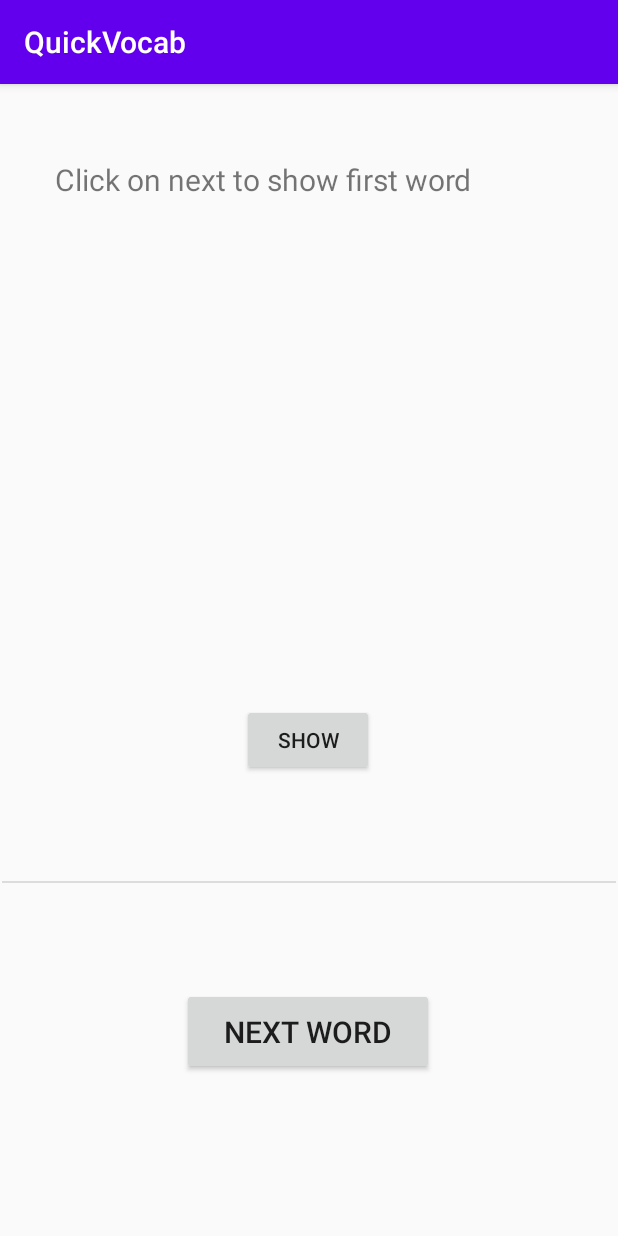
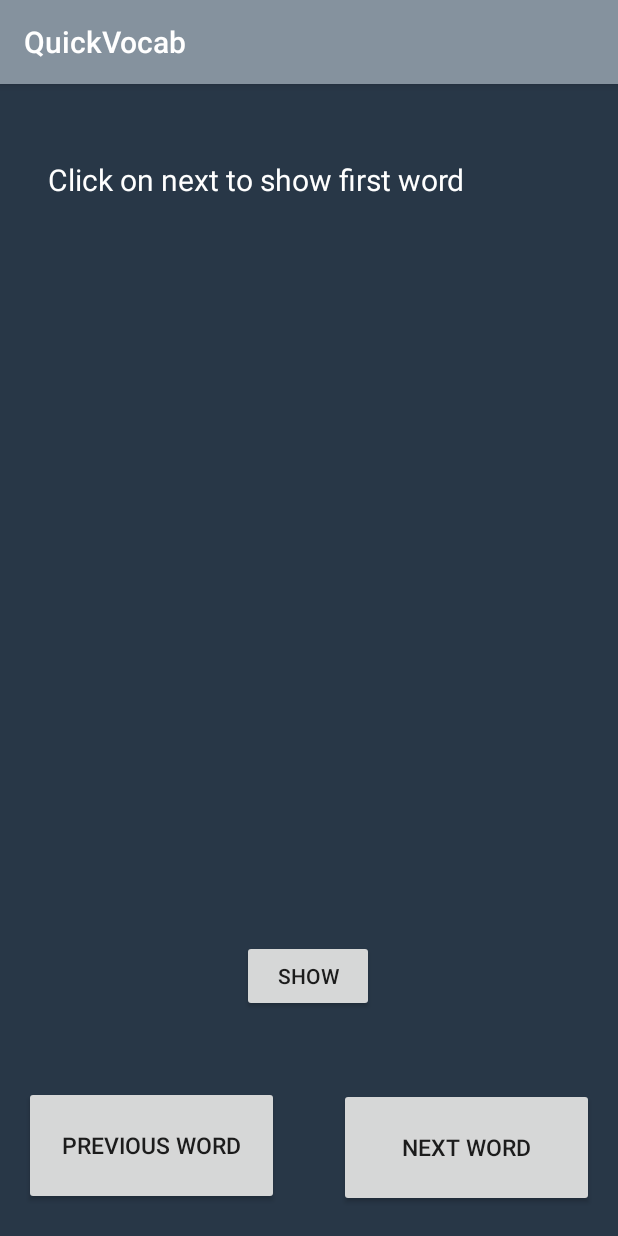
Before and after one commit to Gazimix/QuickVocab, an Android app: the screen it shows after launch (DictionaryActivity), after a tap on "ENGLISH", on a phone screen of 412 x 824 dp. Run offline under Robolectric (Android 15) with nearby library versions, the phone set to English and light mode, and no system bars.

Commit message:
Working previous button

```diff
--- a/app/src/main/java/com/example/quickvocab/DictionaryActivity.kt
+++ b/app/src/main/java/com/example/quickvocab/DictionaryActivity.kt
@@ -8,6 +8,8 @@ import java.io.BufferedReader
 import java.util.*
 import kotlin.collections.ArrayList
 
+const val FIRST_MSG = "Click on next to show first word"
+
 
 class DictionaryActivity : AppCompatActivity() {
     override fun onCreate(savedInstanceState: Bundle?) {
@@ -17,38 +19,59 @@ class DictionaryActivity : AppCompatActivity() {
 
         val showButton = findViewById<Button>(R.id.showWord)
         val nextButton = findViewById<Button>(R.id.nextWord)
+        val prevButton = findViewById<Button>(R.id.prevWord)
         val wordText = findViewById<TextView>(R.id.word)
         val meaningText = findViewById<TextView>(R.id.meaning)
 
-        var dictArray = ArrayList<DictionaryValue>()
+        val dictArray = ArrayList<DictionaryValue>()
+
+        val visitedArray = ArrayList<Pair<Int, Int>>()
+
+
+        var i: Int = -1
 
         loadCsvFile(dictArray)
-
         var rand = 0
         var rand2: Int = -1
-        wordText.text = "Click on next to show first word"
+        wordText.text = FIRST_MSG
         meaningText.text = null
 
-        nextButton.setOnClickListener() {
-            meaningText.text = null
-            rand = Random().nextInt(dictArray.size) // generate random word
-            rand2 = Random().nextInt(2)
-            if (rand2 == 0) {
-                wordText.text = dictArray[rand].getWord()
-                if (wordText.text.isEmpty() || wordText.text.equals("\"")) {
-                    nextButton.performClick()
-                }
-            } else {
-                wordText.text = dictArray[rand].getMeaning()
-                if (wordText.text.isEmpty() || wordText.text.equals("\"")) {
-                    nextButton.performClick()
+        prevButton.setOnClickListener() {
+            if (i > 0) {
+                --i
+                rand = visitedArray[i].second
+                rand2 = visitedArray[i].first
+                if (rand2 == 0) {
+                    wordText.text = dictArray[rand].getWord()
+                } else if (rand2 == 1) {
+                    wordText.text = dictArray[rand].getMeaning()
                 }
             }
 
         }
+        nextButton.setOnClickListener() {
+            ++i
+            meaningText.text = null
+            var isNew = false
+            if (i < visitedArray.size) {
+                rand = visitedArray[i].second
+                rand2 = visitedArray[i].first
+            } else {
+                rand = Random().nextInt(dictArray.size) // generate random word
+                rand2 = Random().nextInt(2)
+                isNew = true
+            }
+            if (rand2 == 0) {
+                wordText.text = dictArray[rand].getWord()
+                if (isNew) visitedArray.add(Pair(0, rand))
+            } else {
+                wordText.text = dictArray[rand].getMeaning()
+                if (isNew) visitedArray.add(Pair(1, rand))
+            }
+        }
         showButton.setOnClickListener() {
-            if (rand2 == -1) {}
-            else if (rand2 == 0) {
+            if (rand2 == -1) {
+            } else if (rand2 == 0) {
                 meaningText.text = dictArray[rand].getMeaning()
             } else {
                 meaningText.text = dictArray[rand].getWord()
@@ -58,13 +81,12 @@ class DictionaryActivity : AppCompatActivity() {
 
     private fun loadCsvFile(dictArray: ArrayList<DictionaryValue>) {
         val b = intent.extras
-        var value: String? = b?.getString("key") // or other values
-        if (b != null) value = b.getString("key")
+        var value: String? = b?.getString("fileName") // or other values
+        if (b != null) value = b.getString("fileName")
         val bufferedReader: BufferedReader =
             getApplicationContext().getAssets().open(value.toString()).bufferedReader()
         var line: String = bufferedReader.readLine() // get rid of the first line
-        line = bufferedReader.readLine() // get rid of the first line
-        line = bufferedReader.readLine() // get rid of the first line
+        line = bufferedReader.readLine()
         while (line != null) {
             try {
                 val tmp = line.split(",")
@@ -73,6 +95,9 @@ class DictionaryActivity : AppCompatActivity() {
                 rest = rest.removePrefix("\"").removeSuffix("\"")
                 dictArray.add(DictionaryValue(word, rest))
                 line = bufferedReader.readLine()
+                while (line.isEmpty()) {
+                    line = bufferedReader.readLine()
+                }
             } catch (e: NullPointerException) {
                 break
             }
--- a/app/src/main/java/com/example/quickvocab/MainActivity.kt
+++ b/app/src/main/java/com/example/quickvocab/MainActivity.kt
@@ -18,21 +18,21 @@ class MainActivity : AppCompatActivity() {
         engButton.setOnClickListener() { // what happens when you click on English
             val intent = Intent(this, DictionaryActivity::class.java)
             val b : Bundle = Bundle();
-            b.putString("key", "english.csv"); //Your id
+            b.putString("fileName", "english.csv"); //Your id
             intent.putExtras(b)
             startActivity(intent)
         }
         arabButton.setOnClickListener() { // what happens when you click on Arabic
             val intent = Intent(this, DictionaryActivity::class.java)
             val b : Bundle = Bundle();
-            b.putString("key", "arabic.csv"); //Your id
+            b.putString("fileName", "arabic.csv"); //Your id
             intent.putExtras(b)
             startActivity(intent)
         }
         hebButton.setOnClickListener() { // what happens when you click on Hebrew
             val intent = Intent(this, DictionaryActivity::class.java)
             val b : Bundle = Bundle();
-            b.putString("key", "hebrew.csv"); //Your id
+            b.putString("fileName", "hebrew.csv"); //Your id
             intent.putExtras(b)
             startActivity(intent)
         }
--- a/app/src/main/res/layout/activity_main.xml
+++ b/app/src/main/res/layout/activity_main.xml
@@ -4,6 +4,7 @@
     xmlns:tools="http://schemas.android.com/tools"
     android:layout_width="match_parent"
     android:layout_height="match_parent"
+    android:background="@color/grayish"
     tools:context=".MainActivity">
 
     <Button
--- a/app/src/main/res/layout/work_layout.xml
+++ b/app/src/main/res/layout/work_layout.xml
@@ -2,41 +2,55 @@
 <android.support.constraint.ConstraintLayout xmlns:android="http://schemas.android.com/apk/res/android"
     xmlns:app="http://schemas.android.com/apk/res-auto"
     xmlns:tools="http://schemas.android.com/tools"
+    android:background="@color/grayish"
     android:layout_width="match_parent"
     android:layout_height="match_parent"
     tools:context=".MainActivity">
+
+    <Button
+        android:id="@+id/prevWord"
+        android:layout_width="170dp"
+        android:layout_height="79dp"
+        android:text="Previous Word"
+        android:textSize="15sp"
+        app:layout_constraintBottom_toBottomOf="parent"
+        app:layout_constraintEnd_toEndOf="parent"
+        app:layout_constraintHorizontal_bias="0.066"
+        app:layout_constraintStart_toStartOf="parent"
+        app:layout_constraintTop_toBottomOf="@+id/meaning"
+        app:layout_constraintVertical_bias="0.88" />
+
+    <Button
+        android:id="@+id/nextWord"
+        android:layout_width="170dp"
+        android:layout_height="79dp"
+        android:text="Next Word"
+        android:textSize="15sp"
+        app:layout_constraintBottom_toBottomOf="parent"
+        app:layout_constraintEnd_toEndOf="parent"
+        app:layout_constraintHorizontal_bias="0.933"
+        app:layout_constraintStart_toStartOf="parent"
+        app:layout_constraintTop_toBottomOf="@+id/meaning"
+        app:layout_constraintVertical_bias="0.888" />
 
     <View
         android:id="@+id/divider"
         android:layout_width="409dp"
         android:layout_height="1dp"
-        android:layout_marginTop="80dp"
-        android:background="?android:attr/listDivider"
-        app:layout_constraintBottom_toTopOf="@+id/nextWord"
+        android:layout_marginTop="100dp"
         app:layout_constraintEnd_toEndOf="parent"
+        app:layout_constraintHorizontal_bias="1.0"
         app:layout_constraintStart_toStartOf="parent"
-        app:layout_constraintTop_toBottomOf="@+id/meaning"
-        app:layout_constraintVertical_bias="0.565" />
-
-    <Button
-        android:id="@+id/nextWord"
-        android:layout_width="168dp"
-        android:layout_height="58dp"
-        android:text="Next Word"
-        android:textSize="20sp"
-        app:layout_constraintBottom_toBottomOf="parent"
-        app:layout_constraintEnd_toEndOf="parent"
-        app:layout_constraintHorizontal_bias="0.497"
-        app:layout_constraintStart_toStartOf="parent"
-        app:layout_constraintTop_toBottomOf="@+id/meaning"
-        app:layout_constraintVertical_bias="0.693" />
+        app:layout_constraintTop_toBottomOf="@+id/meaning" />
 
     <TextView
         android:id="@+id/word"
-        android:layout_width="339dp"
-        android:layout_height="130dp"
+        android:layout_width="348dp"
+        android:layout_height="208dp"
         android:layout_marginTop="50dp"
         android:text="TextView"
+        android:textColor="#FFFFFF"
+        android:textColorHint="#D5CBCB"
         android:textSize="20sp"
         app:layout_constraintEnd_toEndOf="parent"
         app:layout_constraintStart_toStartOf="parent"
@@ -44,10 +58,11 @@
 
     <TextView
         android:id="@+id/meaning"
-        android:layout_width="339dp"
-        android:layout_height="130dp"
+        android:layout_width="353dp"
+        android:layout_height="210dp"
         android:layout_marginTop="50dp"
         android:text="TextView"
+        android:textColor="#FFFFFF"
         android:textSize="20sp"
         app:layout_constraintEnd_toEndOf="parent"
         app:layout_constraintStart_toStartOf="parent"
@@ -57,12 +72,12 @@
         android:id="@+id/showWord"
         android:layout_width="wrap_content"
         android:layout_height="wrap_content"
-        android:layout_marginTop="38dp"
         android:text="Show"
-        app:layout_constraintBottom_toBottomOf="@+id/divider"
+        app:layout_constraintBottom_toBottomOf="parent"
         app:layout_constraintEnd_toEndOf="parent"
         app:layout_constraintHorizontal_bias="0.498"
         app:layout_constraintStart_toStartOf="parent"
-        app:layout_constraintTop_toBottomOf="@+id/meaning"
-        app:layout_constraintVertical_bias="0.18" />
+        app:layout_constraintTop_toTopOf="parent"
+        app:layout_constraintVertical_bias="0.793" />
+
 </android.support.constraint.ConstraintLayout>
--- a/app/src/main/res/values/colors.xml
+++ b/app/src/main/res/values/colors.xml
@@ -1,6 +1,7 @@
 <?xml version="1.0" encoding="utf-8"?>
 <resources>
-    <color name="colorPrimary">#6200EE</color>
-    <color name="colorPrimaryDark">#3700B3</color>
-    <color name="colorAccent">#03DAC5</color>
+    <color name="colorPrimary">#85929E</color>
+    <color name="colorPrimaryDark">#283747</color>
+    <color name="colorAccent">#525157</color>
+    <color name="grayish">#283747</color>
 </resources>
```
